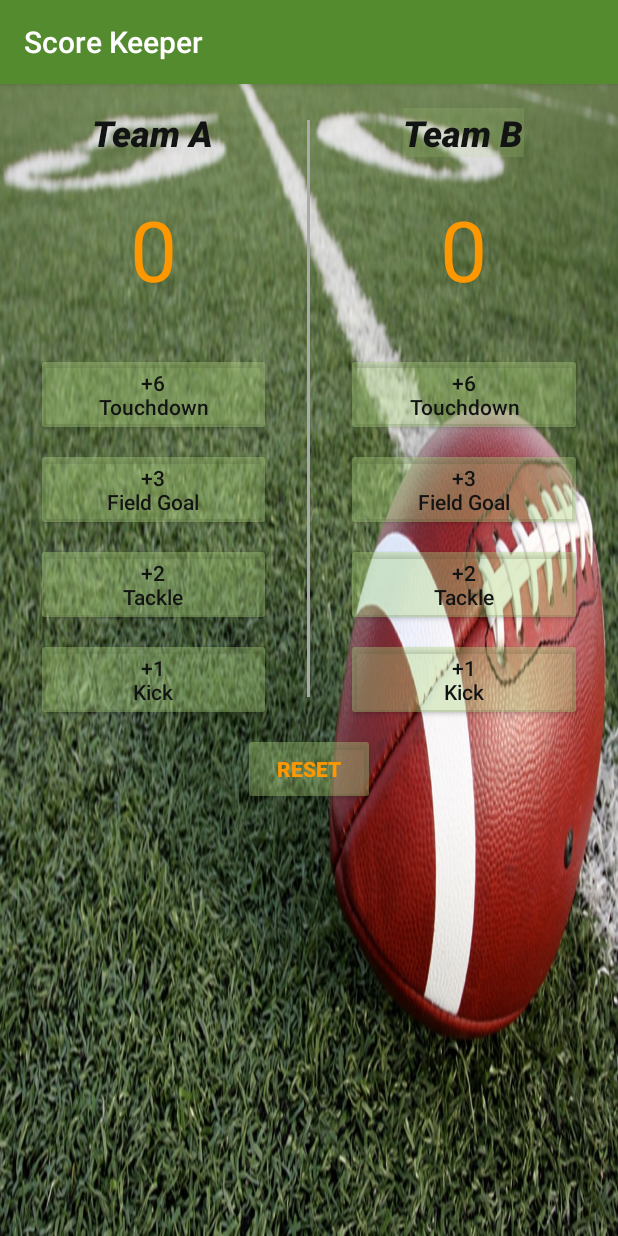
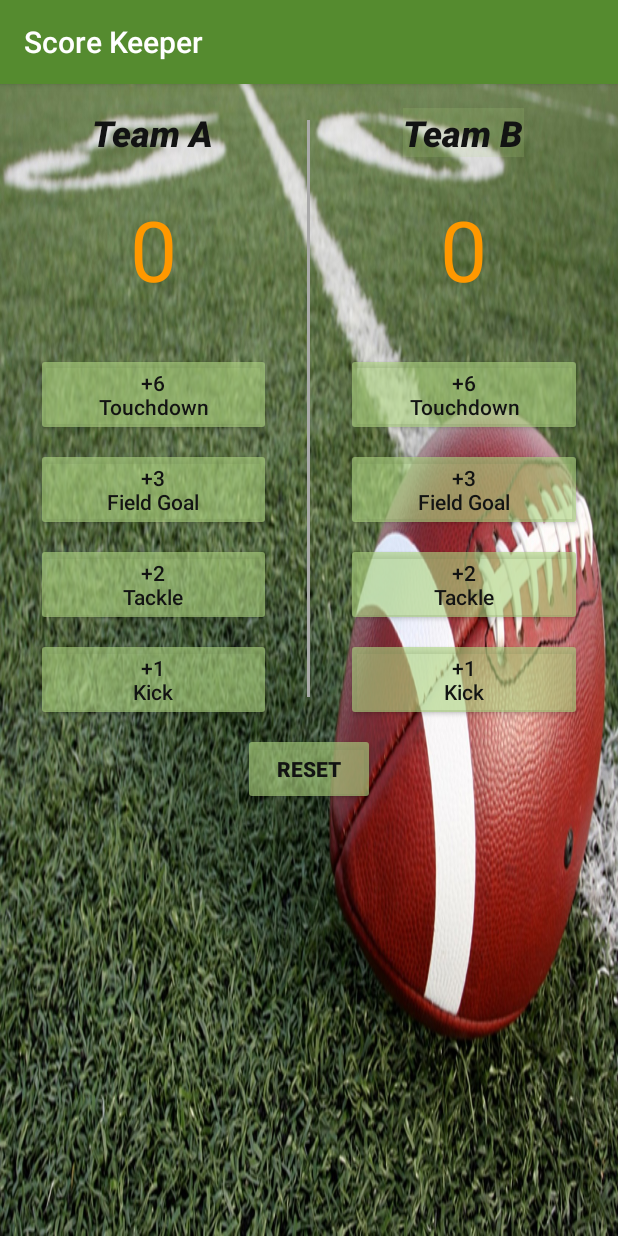
Before and after one commit to TheEagle0/Court-Counter-app, an Android app: the screen it shows after launch (MainActivity), on a phone screen of 412 x 824 dp. Run offline under Robolectric (Android 15) with nearby library versions, the phone set to English and light mode, and no system bars.

Commit message:
Modifying Buttons color

```diff
--- a/app/src/main/res/layout-land/activity_main.xml
+++ b/app/src/main/res/layout-land/activity_main.xml
@@ -203,7 +203,7 @@
             android:layout_below="@id/linear"
             android:layout_centerHorizontal="true"
             android:text="@string/reset"
-            android:textColor="@color/textColor3"
+            android:textColor="@color/textColor"
             android:textStyle="bold" />
     </RelativeLayout>
 </ScrollView>
--- a/app/src/main/res/layout/activity_main.xml
+++ b/app/src/main/res/layout/activity_main.xml
@@ -194,7 +194,7 @@
             android:layout_below="@id/linear"
             android:layout_centerHorizontal="true"
             android:text="@string/reset"
-            android:textColor="@color/textColor3"
+            android:textColor="@color/textColor"
             android:textStyle="bold" />
     </RelativeLayout>
 </ScrollView>
--- a/app/src/main/res/values/strings.xml
+++ b/app/src/main/res/values/strings.xml
@@ -9,5 +9,4 @@
     <string name="reset">Reset</string>
     <string name="six">+6\nTouchdown</string>
     <string name="score_keeper">Score Keeper</string>
-    <string name="score_keeper">Score Keeper</string>
 </resources>
--- a/app/src/main/res/values/styles.xml
+++ b/app/src/main/res/values/styles.xml
@@ -8,7 +8,7 @@
             <item name="colorPrimary">@color/colorPrimary</item>
             <item name="colorPrimaryDark">@color/colorPrimaryDark</item>
             <item name="colorAccent">@color/colorAccent</item>
-            <item name="colorButtonNormal">#62aed581</item>
+            <item name="colorButtonNormal">#a0aed581</item>
 
         </style>
 
```
